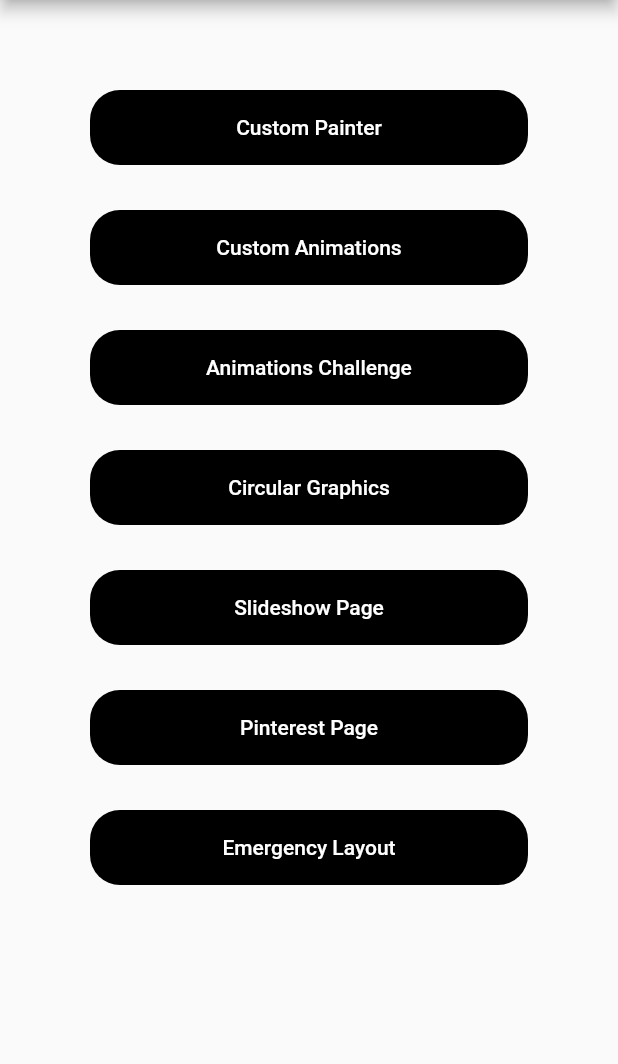
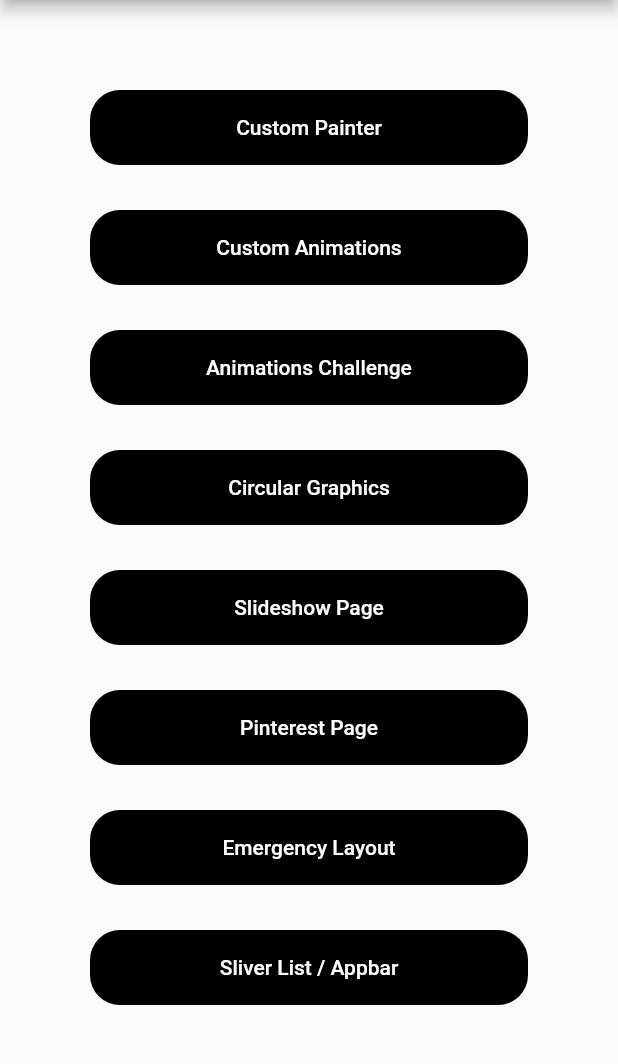
Before and after one commit to Gonzz-96/intermediate-flutter, a Flutter app: the screen it shows after launch, on a phone screen of 412 x 824 dp, the part 84-1148 px from its top. Run offline on Flutter 3.47's test engine with Material 2 defaults, Android fonts, the phone set to English and light mode, and no system bars; our stand-ins replace animate_do, font_awesome_flutter.

Commit message:
Add SlverListPage to splash scren.

```diff
--- a/lib/src/pages/splash_page.dart
+++ b/lib/src/pages/splash_page.dart
@@ -6,6 +6,7 @@
 import 'package:intermediate_flutter/src/pages/headers_page.dart';
 import 'package:intermediate_flutter/src/pages/pinterest_page.dart';
 import 'package:intermediate_flutter/src/pages/slideshow_page.dart';
+import 'package:intermediate_flutter/src/pages/sliver_list_page.dart';
 
 class SplashPage extends StatelessWidget {
   final _screens = {
@@ -16,6 +17,7 @@
     'Slideshow Page': SlideshowPage(),
     'Pinterest Page': PinterestPage(),
     'Emergency Layout': EmergencyPage(),
+    'Sliver List / Appbar': SliverListPage()
   };
 
   @override
```
